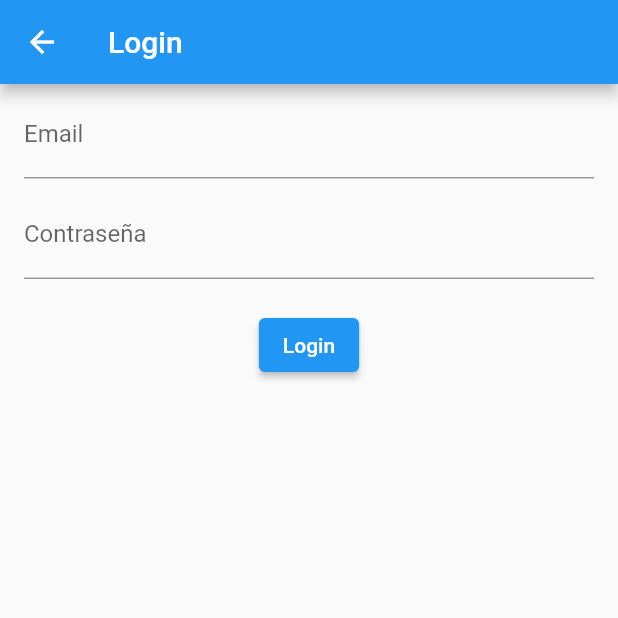
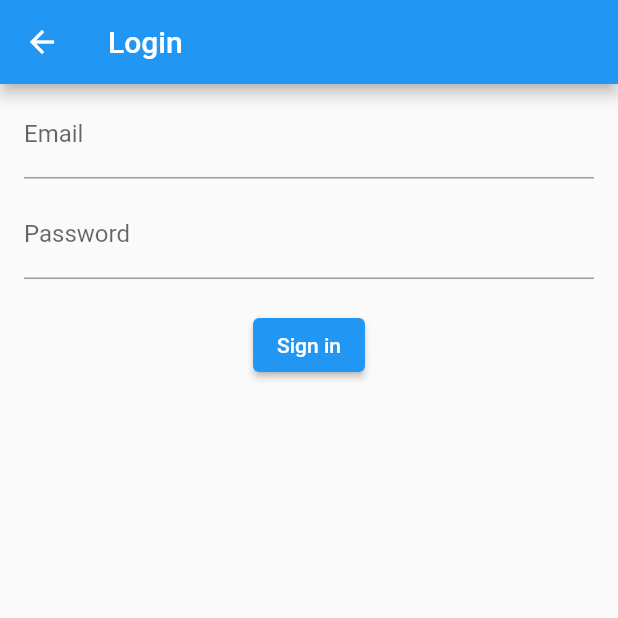
Before and after one commit to davicorpedev/learning, a Flutter app: the LoginPage screen opened by its route, on a phone screen of 412 x 824 dp, the top half of it. Run offline on Flutter 3.47's test engine with Material 2 defaults, Android fonts, the phone set to English and light mode, and no system bars; our stand-ins replace bloc, dartz, equatable, flutter_bloc, get_it, video_player; network calls fail.

Commit message:
Login implemented

```diff
--- /dev/null
+++ b/lib/application/auth/auth_cubit.dart
@@ -0,0 +1,20 @@
+import 'package:bloc/bloc.dart';
+import 'package:equatable/equatable.dart';
+import 'package:learning_app/domain/entities/auth_user.dart';
+import 'package:meta/meta.dart';
+
+part 'auth_state.dart';
+
+class AuthCubit extends Cubit<AuthState> {
+
+
+  AuthCubit() : super(AppStarted());
+
+  Future<void> saveUser(AuthUser authUser) async {
+    emit(UserLoggedIn(authUser));
+  }
+
+  Future<void> removeUser() async {
+    emit(UserLoggedOut());
+  }
+}
--- /dev/null
+++ b/lib/application/auth/auth_state.dart
@@ -0,0 +1,20 @@
+part of 'auth_cubit.dart';
+
+@immutable
+abstract class AuthState extends Equatable {
+  @override
+  List<Object> get props => [];
+}
+
+class AppStarted extends AuthState {}
+
+class UserLoggedIn extends AuthState {
+  final AuthUser authUser;
+
+  UserLoggedIn(this.authUser);
+
+  @override
+  List<Object> get props => [authUser];
+}
+
+class UserLoggedOut extends AuthState {}
--- /dev/null
+++ b/lib/application/login/login_cubit.dart
@@ -0,0 +1,30 @@
+import 'package:bloc/bloc.dart';
+import 'package:equatable/equatable.dart';
+import 'package:learning_app/domain/entities/auth_user.dart';
+import 'package:learning_app/domain/repositories/user/user_repository.dart';
+
+part 'login_state.dart';
+
+class LoginCubit extends Cubit<LoginState> {
+  final UserRepository userRepository;
+
+  LoginCubit({required this.userRepository}) : super(LoginInitial());
+
+  Future<void> login(String email, String password) async {
+    emit(LoginLoading());
+
+    final result = await userRepository.authenticate(
+      email,
+      password,
+    );
+
+    result.fold(
+      (l) {
+        emit(LoginFailure(message: "Your credentials are not correct"));
+      },
+      (r) {
+        emit(LoginCorrect(r));
+      },
+    );
+  }
+}
--- /dev/null
+++ b/lib/application/login/login_state.dart
@@ -0,0 +1,30 @@
+part of 'login_cubit.dart';
+
+abstract class LoginState extends Equatable {
+  const LoginState();
+
+  @override
+  List<Object> get props => [];
+}
+
+class LoginInitial extends LoginState {}
+
+class LoginLoading extends LoginState {}
+
+class LoginCorrect extends LoginState {
+  final AuthUser authUser;
+
+  LoginCorrect(this.authUser);
+
+  @override
+  List<Object> get props => [authUser];
+}
+
+class LoginFailure extends LoginState {
+  final String message;
+
+  const LoginFailure({required this.message});
+
+  @override
+  List<Object> get props => [message];
+}
--- /dev/null
+++ b/lib/domain/entities/auth_user.dart
@@ -0,0 +1,5 @@
+class AuthUser {
+  final String token;
+
+  AuthUser({required this.token});
+}
--- /dev/null
+++ b/lib/domain/repositories/user/user_repository.dart
@@ -0,0 +1,13 @@
+import 'package:dartz/dartz.dart';
+import 'package:learning_app/domain/core/error/failures.dart';
+import 'package:learning_app/domain/entities/auth_user.dart';
+
+class UserRepository {
+  Future<Either<Failure, AuthUser>> authenticate(
+    String email,
+    String password,
+  ) async {
+    //return Left(ServerFailure());
+    return Right(AuthUser(token: "token"));
+  }
+}
--- /dev/null
+++ b/lib/presentation/pages/auth/login/login_page.dart
@@ -0,0 +1,99 @@
+import 'package:flutter/material.dart';
+import 'package:flutter_bloc/flutter_bloc.dart';
+import 'package:learning_app/application/auth/auth_cubit.dart';
+import 'package:learning_app/application/login/login_cubit.dart';
+import 'package:learning_app/domain/repositories/user/user_repository.dart';
+
+class LoginPage extends StatefulWidget {
+  @override
+  _LoginPageState createState() => _LoginPageState();
+}
+
+class _LoginPageState extends State<LoginPage> {
+  final formKey = GlobalKey<FormState>();
+
+  final cubit = LoginCubit(userRepository: UserRepository());
+
+  late final TextEditingController emailController;
+  late final TextEditingController passController;
+
+  @override
+  void initState() {
+    emailController = TextEditingController();
+    passController = TextEditingController();
+    super.initState();
+  }
+
+  @override
+  void dispose() {
+    cubit.close();
+
+    passController.dispose();
+    emailController.dispose();
+    super.dispose();
+  }
+
+  @override
+  Widget build(BuildContext context) {
+    return Scaffold(
+      appBar: AppBar(title: Text("Login")),
+      body: Form(
+        key: formKey,
+        child: Column(
+          children: [
+            ListTile(
+              title: TextFormField(
+                controller: emailController,
+                decoration: InputDecoration(labelText: "Email"),
+                validator: (value) {
+                  if (value!.isEmpty) return "Add email";
+                },
+              ),
+            ),
+            ListTile(
+              title: TextFormField(
+                controller: passController,
+                decoration: InputDecoration(labelText: "Password"),
+                validator: (value) {
+                  if (value!.isEmpty) return "Add password";
+                },
+              ),
+            ),
+            SizedBox(height: 16),
+            BlocConsumer<LoginCubit, LoginState>(
+              bloc: cubit,
+              listener: (_, state) {
+                if (state is LoginCorrect) {
+                  BlocProvider.of<AuthCubit>(context).saveUser(state.authUser);
+                } else if (state is LoginFailure) {
+                  ScaffoldMessenger.of(context)
+                      .showSnackBar(SnackBar(content: Text(state.message)));
+                }
+              },
+              builder: (_, state) {
+                if (state is LoginLoading) {
+                  return CircularProgressIndicator();
+                }
+
+                return ElevatedButton(
+                  onPressed: () {
+                    if (formKey.currentState!.validate()) {
+                      cubit.login(emailController.text, passController.text);
+                    }
+                  },
+                  child: Text("Sign in"),
+                );
+              },
+            ),
+            /*TextButton(
+              onPressed: () {
+                Navigator.pushNamed(context, registerPageRoute);
+              },
+              child: Text("Sign up"),
+            ),*/
+          ],
+        ),
+      ),
+    );
+  }
+}
--- a/lib/presentation/pages/login/login_page.dart
+++ /dev/null
@@ -1,41 +0,0 @@
-import 'package:flutter/material.dart';
-
-class LoginPage extends StatefulWidget {
-  @override
-  _LoginPageState createState() => _LoginPageState();
-}
-
-class _LoginPageState extends State<LoginPage> {
-  final formKey = GlobalKey<FormState>();
-
-  @override
-  Widget build(BuildContext context) {
-    return Scaffold(
-      appBar: AppBar(
-        title: Text("Login"),
-      ),
-      body: Form(
-        key: formKey,
-        child: Column(
-          children: [
-            ListTile(
-              title: TextFormField(
-                decoration: InputDecoration(labelText: "Email"),
-              ),
-            ),
-            ListTile(
-              title: TextFormField(
-                decoration: InputDecoration(labelText: "Contraseña"),
-              ),
-            ),
-            SizedBox(height: 16),
-            ElevatedButton(
-              onPressed: () {},
-              child: Text("Login"),
-            ),
-          ],
-        ),
-      ),
-    );
-  }
-}
--- a/lib/presentation/routes/route_generator.dart
+++ b/lib/presentation/routes/route_generator.dart
@@ -1,7 +1,8 @@
 import 'package:flutter/material.dart';
-import 'package:learning_app/presentation/app.dart';
 import 'package:learning_app/presentation/pages/animation/animation_page.dart';
-import 'package:learning_app/presentation/pages/login/login_page.dart';
+import 'package:learning_app/presentation/pages/auth/login/login_page.dart';
+import 'package:learning_app/presentation/pages/auth/user_details/user_details_page.dart';
+import 'package:learning_app/presentation/pages/home/home_page.dart';
 import 'package:learning_app/presentation/pages/provider/provider_page.dart';
 import 'package:learning_app/presentation/pages/random_dog/random_dog_page.dart';
 import 'package:learning_app/presentation/pages/routes/route_page.dart';
@@ -14,24 +15,48 @@ class RouteGenerator {
 
     switch (settings.name) {
       case homePageRoute:
-        return MaterialPageRoute(builder: (_) => App());
+        return MaterialPageRoute(
+          builder: (_) => HomePage(),
+          settings: RouteSettings(name: homePageRoute),
+        );
       case providerPageRoute:
-        return MaterialPageRoute(builder: (_) => ProviderPage());
+        return MaterialPageRoute(
+          builder: (_) => ProviderPage(),
+          settings: RouteSettings(name: providerPageRoute),
+        );
       case streamPageRoute:
-        return MaterialPageRoute(builder: (_) => StreamPage());
+        return MaterialPageRoute(
+          builder: (_) => StreamPage(),
+          settings: RouteSettings(name: streamPageRoute),
+        );
       case animationPageRoute:
-        return MaterialPageRoute(builder: (_) => AnimationPage());
+        return MaterialPageRoute(
+          builder: (_) => AnimationPage(),
+          settings: RouteSettings(name: animationPageRoute),
+        );
       case routePageRoute:
         if (args is RoutePageArguments) {
           return MaterialPageRoute(
             builder: (_) => RoutePage(title: args.title, body: args.body),
+            settings: RouteSettings(name: routePageRoute),
           );
         }
         break;
       case randomDogPageRoute:
-        return MaterialPageRoute(builder: (_) => RandomDogPage());
+        return MaterialPageRoute(
+          builder: (_) => RandomDogPage(),
+          settings: RouteSettings(name: randomDogPageRoute),
+        );
       case loginPageRoute:
-        return MaterialPageRoute(builder: (_) => LoginPage());
+        return MaterialPageRoute(
+          builder: (_) => LoginPage(),
+          settings: RouteSettings(name: loginPageRoute),
+        );
+      case userDetailsPageRoute:
+        return MaterialPageRoute(
+          builder: (_) => UserDetailsPage(),
+          settings: RouteSettings(name: userDetailsPageRoute),
+        );
     }
 
     return _errorRoute();
@@ -47,12 +72,3 @@ class RouteGenerator {
     });
   }
 }
-
-/*var routes = <String, WidgetBuilder>{
-  "hello": (ctx) => Hello(settings.arguments),
-  "other": (ctx) => SomeWidget(),
-};
-
-WidgetBuilder builder = routes[settings.name];
-
-return MaterialPageRoute(builder: (ctx) => builder(ctx));*/
--- a/lib/presentation/routes/routes.dart
+++ b/lib/presentation/routes/routes.dart
@@ -5,3 +5,4 @@ const String animationPageRoute = '/animation';
 const String routePageRoute = '/route';
 const String randomDogPageRoute = '/random_dog';
 const String loginPageRoute = '/login';
+const String userDetailsPageRoute = '/userDetails';
```
Also changed, not shown: lib/main.dart (+2 -18 lines), lib/presentation/app.dart (+30 -63 lines), lib/presentation/pages/auth/user_details/user_details_page.dart (added, +32 -0 lines), lib/presentation/pages/home/home_page.dart (added, +85 -0 lines), lib/presentation/pages/random_dog/random_dog_page.dart (+6 -6 lines), lib/presentation/pages/auth/splash/splash_page.dart (added).
